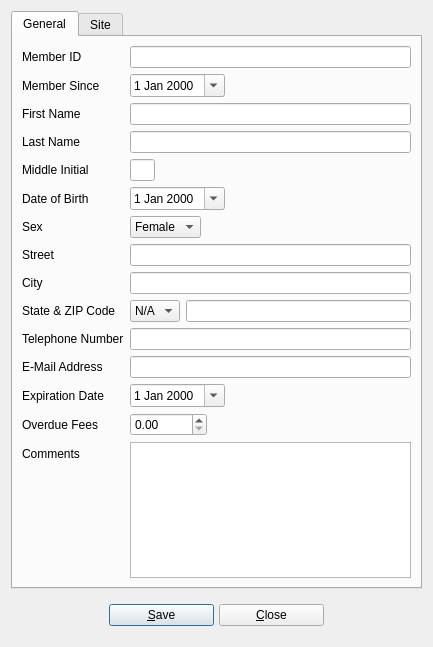
Above: userinfo.ui from textbrowser/biblioteq before the change. Below: the same form after it.
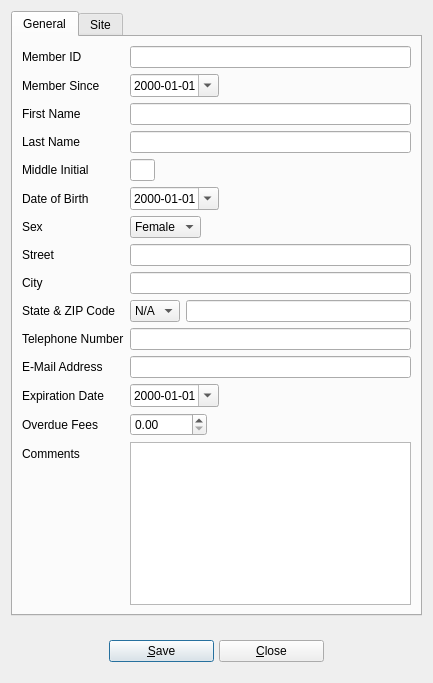
That is the form after the change. Icons and pictures are not drawn.

Diff of the .ui file:
```diff
--- a/userinfo.ui
+++ b/userinfo.ui
@@ -7,7 +7,7 @@
     <x>0</x>
     <y>0</y>
     <width>433</width>
-    <height>647</height>
+    <height>683</height>
    </rect>
   </property>
   <property name="windowTitle">
@@ -59,6 +59,9 @@
            <property name="readOnly">
             <bool>false</bool>
            </property>
+           <property name="displayFormat">
+            <string>yyyy-MM-dd</string>
+           </property>
            <property name="calendarPopup">
             <bool>true</bool>
            </property>
@@ -164,6 +167,9 @@
            <property name="readOnly">
             <bool>false</bool>
            </property>
+           <property name="displayFormat">
+            <string>yyyy-MM-dd</string>
+           </property>
            <property name="calendarPopup">
             <bool>true</bool>
            </property>
@@ -566,6 +572,9 @@
         <layout class="QHBoxLayout" name="horizontalLayout">
          <item>
           <widget class="QDateEdit" name="expirationdate">
+           <property name="displayFormat">
+            <string>yyyy-MM-dd</string>
+           </property>
            <property name="calendarPopup">
             <bool>true</bool>
            </property>
```
